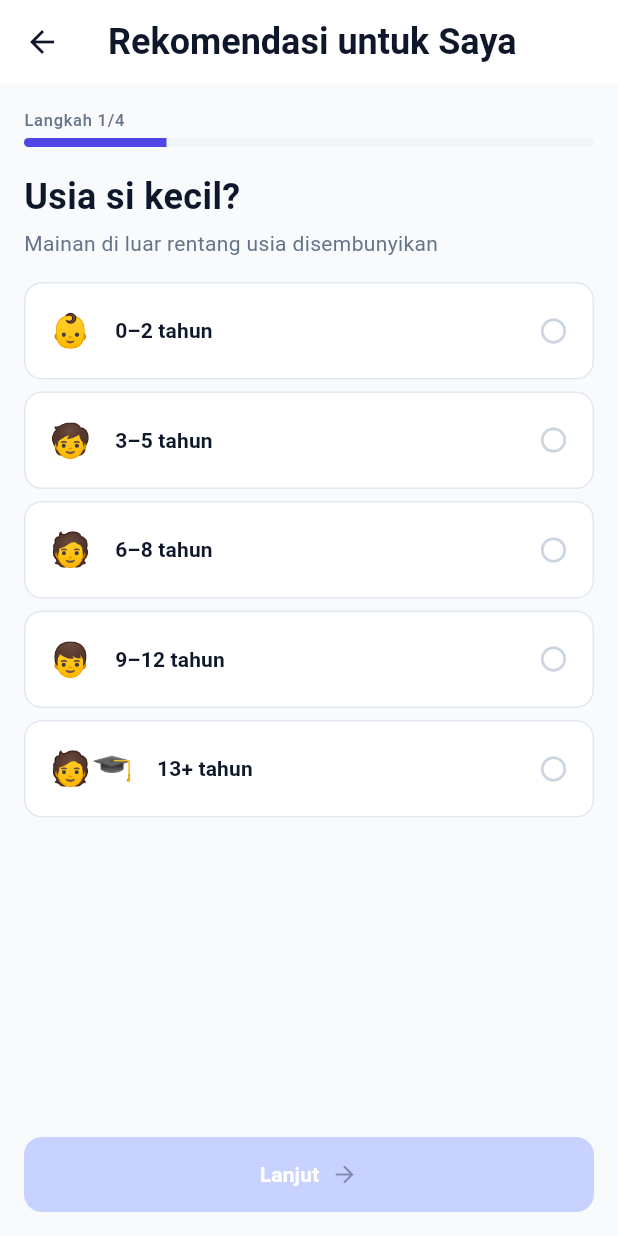
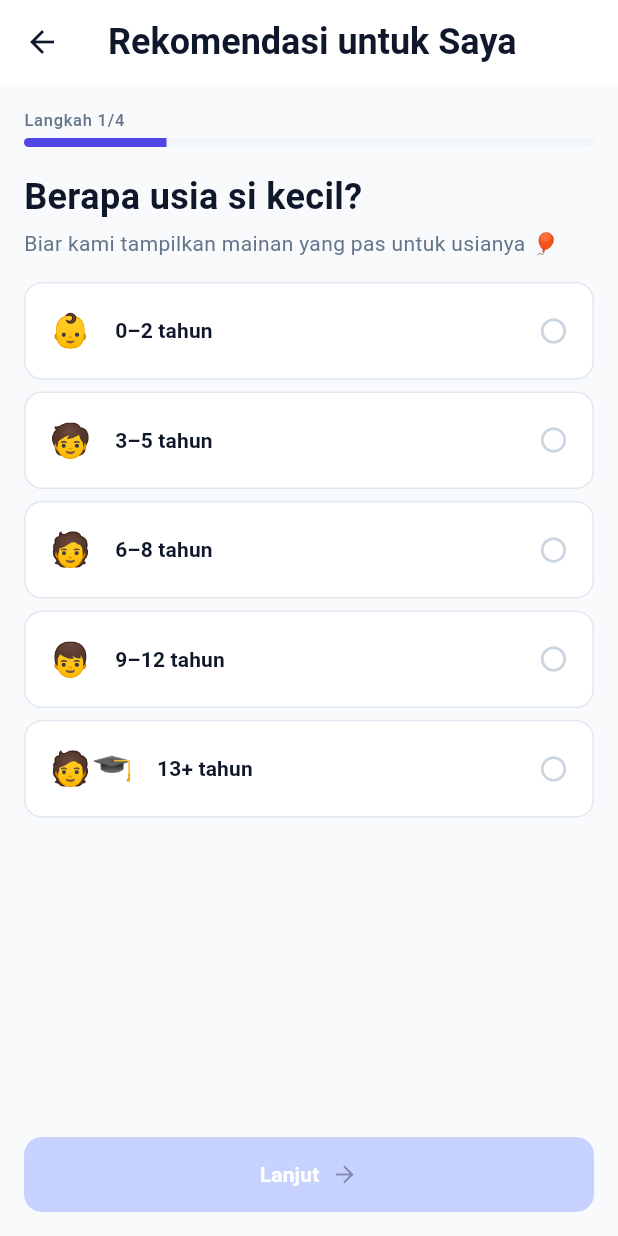
Before and after one commit to HazemuH/SPK-SYSTEM, a Flutter app: the screen it shows after launch, after a tap on "Rekomendasi untuk Saya", on a phone screen of 412 x 824 dp. Run offline on Flutter 3.47's test engine with Material 3 defaults, Android fonts, the phone set to English and light mode, and no system bars; our stand-ins replace dio, equatable, flutter_riverpod, flutter_secure_storage, go_router; network calls fail.

Commit message:
feat(mobile): 'Diperbarui <tgl>' freshness cue + warmer, less technical quiz copy
- Backend: /public/meta now exposes lastPublishedAt (from latest published run).
- Mobile: Meta parses it; home Top section shows 'Diperbarui <tgl>'.
- Quiz questions/subtitles rewritten to be friendlier (less jargon); softer empty states.

Co-Authored-By: Claude Opus 4.8 <noreply@anthropic.com>

```diff
--- a/MOBILE/lib/ui/home/widgets/home_screen.dart
+++ b/MOBILE/lib/ui/home/widgets/home_screen.dart
@@ -2,7 +2,9 @@ import 'package:flutter/material.dart';
 import 'package:flutter_riverpod/flutter_riverpod.dart';
 import 'package:go_router/go_router.dart';
 
+import '../../../core/utils/formatter.dart';
 import '../../../routing/routes.dart';
+import '../../catalog/view_model/catalog_providers.dart';
 import '../../core/themes/colors.dart';
 import '../../core/themes/spacing.dart';
 import '../../core/themes/typography.dart';
@@ -169,6 +171,7 @@ class _TopSection extends ConsumerWidget {
   @override
   Widget build(BuildContext context, WidgetRef ref) {
     final state = ref.watch(topToysProvider);
+    final lastPublished = ref.watch(metaProvider).asData?.value.lastPublishedAt;
     return Column(
       crossAxisAlignment: CrossAxisAlignment.start,
       children: [
@@ -179,6 +182,13 @@ class _TopSection extends ConsumerWidget {
               const Text('⭐', style: TextStyle(fontSize: 16)),
               const SizedBox(width: AppSpacing.xs),
               Text('Top Rekomendasi', style: AppTypography.labelLarge),
+              if (lastPublished != null) ...[
+                const Spacer(),
+                Text(
+                  'Diperbarui ${Formatter.formatDate(lastPublished)}',
+                  style: AppTypography.bodySmall.copyWith(color: AppColors.textSecondary),
+                ),
+              ],
             ],
           ),
         ),
--- a/MOBILE/lib/ui/recommendation/widgets/recommendation_screen.dart
+++ b/MOBILE/lib/ui/recommendation/widgets/recommendation_screen.dart
@@ -26,24 +26,24 @@ class _Question {
 /// Static preference filters. The final "paling penting?" step is dynamic —
 /// its options are the published AHP weight profiles (see [publishedProfilesProvider]).
 const _quiz = <_Question>[
-  _Question('usia', 'Usia si kecil?', 'Mainan di luar rentang usia disembunyikan', [
+  _Question('usia', 'Berapa usia si kecil?', 'Biar kami tampilkan mainan yang pas untuk usianya 🎈', [
     ['0-2', '0–2 tahun', '👶'],
     ['3-5', '3–5 tahun', '🧒'],
     ['6-8', '6–8 tahun', '🧑'],
     ['9-12', '9–12 tahun', '👦'],
     ['13+', '13+ tahun', '🧑‍🎓'],
   ]),
-  _Question('budget', 'Budget?', 'Hanya mainan dalam budget yang tampil', [
-    ['100000', '< Rp100rb', '💸'],
+  _Question('budget', 'Berapa kira-kira budget-mu?', 'Tenang, kami sesuaikan dengan anggaranmu', [
+    ['100000', 'Di bawah Rp100rb', '💸'],
     ['300000', 'Rp100–300rb', '💰'],
     ['500000', 'Rp300–500rb', '💳'],
-    ['99999999', 'Tanpa batas', '🏆'],
+    ['99999999', 'Berapa pun oke', '🏆'],
   ]),
-  _Question('tujuan', 'Tujuan utama?', 'Memprioritaskan kategori relevan', [
+  _Question('tujuan', 'Lagi cari mainan untuk apa?', 'Kami utamakan jenis yang paling cocok', [
     ['edukatif', 'Belajar & Edukatif', '📚'],
     ['aktif', 'Aktif & Bergerak', '⚽'],
-    ['kreatif', 'Kreasi & Seni', '🎨'],
-    ['hiburan', 'Hiburan & Fun', '🎮'],
+    ['kreatif', 'Berkreasi & Seni', '🎨'],
+    ['hiburan', 'Seru-seruan & Hiburan', '🎮'],
   ]),
 ];
 
@@ -224,11 +224,11 @@ class _RecommendationScreenState extends ConsumerState<RecommendationScreen> {
                   AppSpacing.md,
                 ),
                 children: [
-                  Text('Paling penting?', style: AppTypography.headlineSmall),
+                  Text('Apa yang paling kamu utamakan?', style: AppTypography.headlineSmall),
                   const SizedBox(height: AppSpacing.xs),
                   Text(
-                    'Pilih skenario penilaian. Bobotnya berasal dari perbandingan AHP '
-                    'yang sudah divalidasi admin — pilihanmu menentukan ranking.',
+                    'Pilih satu fokus — kami urutkan rekomendasinya sesuai itu. '
+                    'Setiap pilihan sudah dihitung dengan metode AHP.',
                     style: AppTypography.bodyMedium.copyWith(color: AppColors.textSecondary),
                   ),
                   const SizedBox(height: AppSpacing.md),
@@ -275,8 +275,8 @@ class _RecommendationScreenState extends ConsumerState<RecommendationScreen> {
             children: [
               const AppEmptyState(
                 icon: Icons.search_off,
-                title: 'Tidak ada mainan cocok',
-                subtitle: 'Coba longgarkan preferensimu.',
+                title: 'Belum ada yang pas nih',
+                subtitle: 'Coba ubah sedikit pilihanmu, ya 🙂',
               ),
               Padding(
                 padding: const EdgeInsets.all(AppSpacing.md),
```
Also changed, not shown: MOBILE/lib/data/models/meta.dart (+13 -3 lines), 2 other files.
